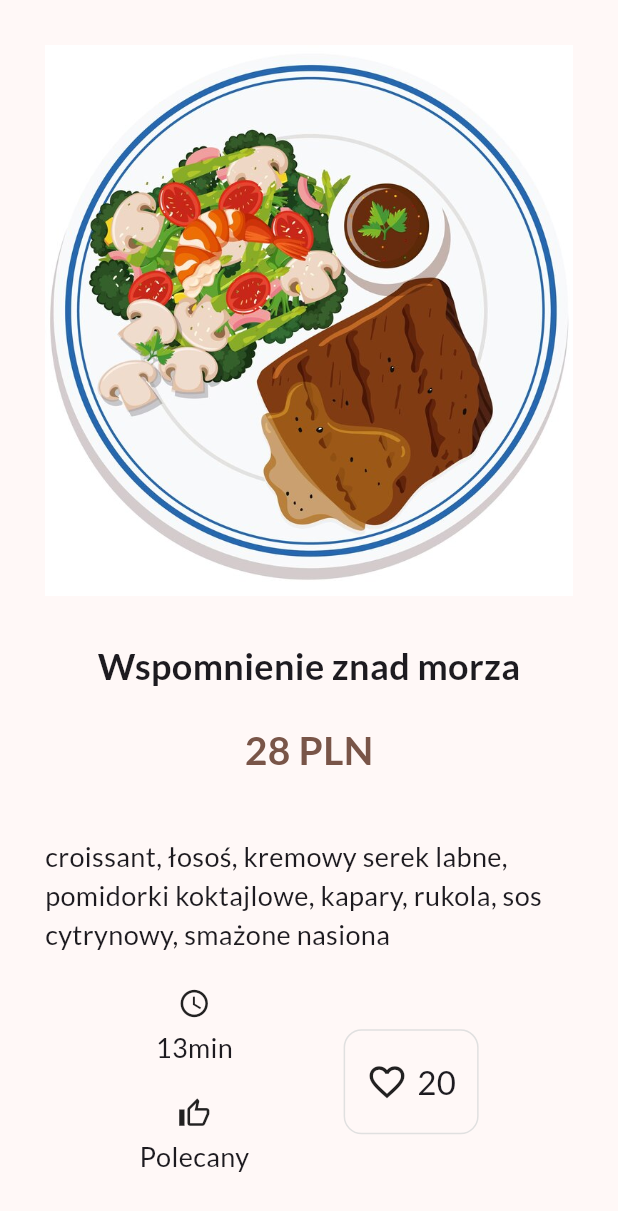
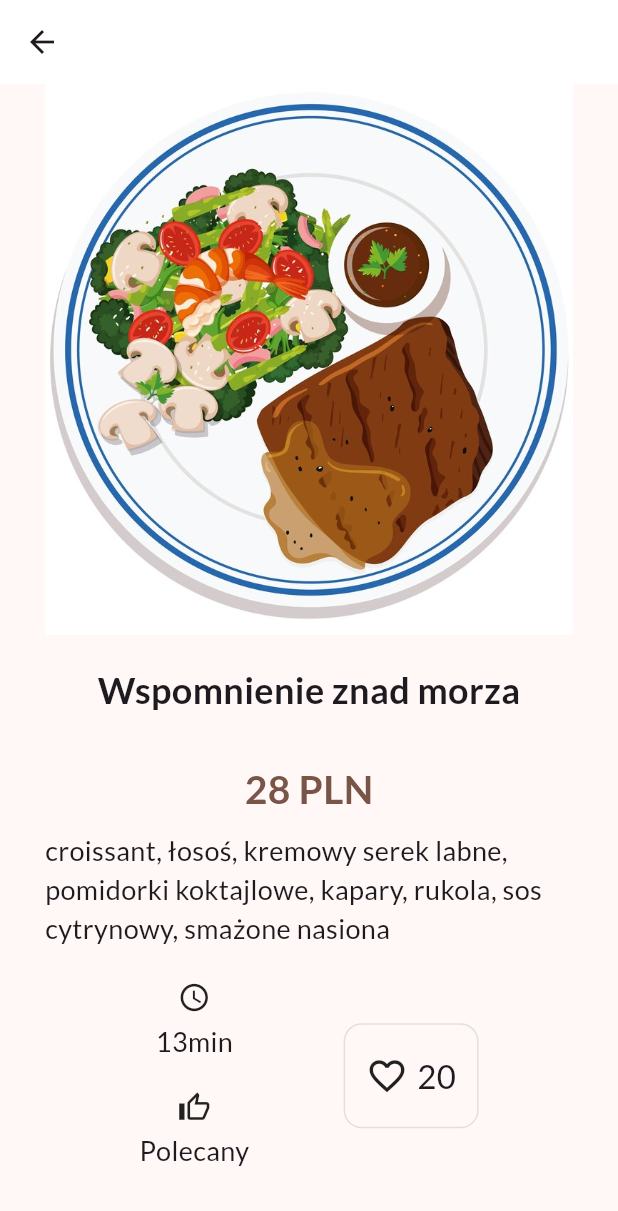
Before and after one commit to igorurbaniak/cafe_of_happiness_app, a Flutter app: the DishDetails screen opened directly with sample values from the repository, on a phone screen of 412 x 824 dp. Shown: the top 1211 px of the screen. Run offline on Flutter 3.47's test engine with Material 3 defaults, Android fonts, the phone set to English and light mode, and no system bars; our stand-ins replace google_fonts, google_maps_flutter.

Commit message:
Add AppBar to Dish Details view

```diff
--- a/lib/features/cafe_of_happines/presentation/widgets/menu_item_widgets/dish_details.dart
+++ b/lib/features/cafe_of_happines/presentation/widgets/menu_item_widgets/dish_details.dart
@@ -9,20 +9,23 @@ class DishDetails extends StatelessWidget {
   @override
   Widget build(BuildContext context) {
     return Scaffold(
+      appBar: AppBar(
+        backgroundColor: Colors.white,
+      ),
       body: Padding(
-        padding: const EdgeInsets.all(30),
+        padding: const EdgeInsets.only(left: 30, right: 30),
         child: Column(
           children: [
             Hero(
               tag: dish,
               child: Image.asset(dish.dishImage),
             ),
-            const SizedBox(height: 30),
+            const SizedBox(height: 20),
             Text(
               dish.dishName,
               style: const TextStyle(fontSize: 24, fontWeight: FontWeight.bold),
             ),
-            const SizedBox(height: 20),
+            const SizedBox(height: 30),
             Text(
               '${dish.dishPrice} PLN',
               style: const TextStyle(
@@ -30,7 +33,7 @@ class DishDetails extends StatelessWidget {
                   fontWeight: FontWeight.bold,
                   color: Colors.brown),
             ),
-            const SizedBox(height: 40),
+            const SizedBox(height: 10),
             SizedBox(
               width: double.infinity,
               height: 100,
```
